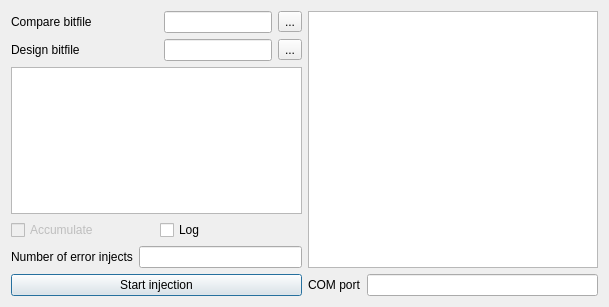
This is ErrorInjectionSource/GUI/BitstreamErrorInjector.ui in TM90/ErrorInjection as Qt 5 draws it before an edit. The edited form follows.
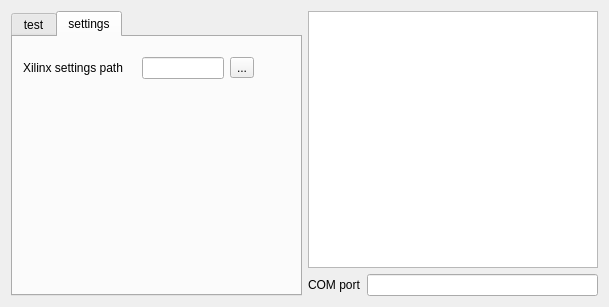
This is the edited form.

Commit message: -- added settings tab for xilinx path selection

```diff
--- a/ErrorInjectionSource/GUI/BitstreamErrorInjector.ui
+++ b/ErrorInjectionSource/GUI/BitstreamErrorInjector.ui
@@ -15,7 +15,15 @@
   </property>
   <layout class="QHBoxLayout" name="horizontalLayout_7">
    <item>
-    <layout class="QHBoxLayout" name="horizontalLayout_6">
+    <widget class="QTabWidget" name="tabWidget">
+     <property name="currentIndex">
+      <number>1</number>
+     </property>
+     <widget class="QWidget" name="tab">
+      <attribute name="title">
+       <string>test</string>
+      </attribute>
+      <layout class="QHBoxLayout" name="horizontalLayout_8">
      <item>
       <layout class="QVBoxLayout" name="verticalLayout">
        <item>
@@ -34,8 +42,8 @@
            </property>
            <property name="sizeHint" stdset="0">
             <size>
-             <width>40</width>
-             <height>20</height>
+               <width>13</width>
+               <height>17</height>
             </size>
            </property>
           </spacer>
@@ -133,6 +141,61 @@
        </item>
       </layout>
      </item>
+      </layout>
+      <zorder></zorder>
+      <zorder></zorder>
+     </widget>
+     <widget class="QWidget" name="tab_2">
+      <attribute name="title">
+       <string>settings</string>
+      </attribute>
+      <widget class="QWidget" name="">
+       <property name="geometry">
+        <rect>
+         <x>10</x>
+         <y>20</y>
+         <width>231</width>
+         <height>22</height>
+        </rect>
+       </property>
+       <layout class="QHBoxLayout" name="horizontalLayout_9">
+        <item>
+         <widget class="QLabel" name="label_5">
+          <property name="text">
+           <string>Xilinx settings path</string>
+          </property>
+         </widget>
+        </item>
+        <item>
+         <spacer name="horizontalSpacer_3">
+          <property name="orientation">
+           <enum>Qt::Horizontal</enum>
+          </property>
+          <property name="sizeHint" stdset="0">
+           <size>
+            <width>40</width>
+            <height>20</height>
+           </size>
+          </property>
+         </spacer>
+        </item>
+        <item>
+         <widget class="QLineEdit" name="lineEdit_Path"/>
+        </item>
+        <item>
+         <widget class="QToolButton" name="Path">
+          <property name="text">
+           <string>...</string>
+          </property>
+         </widget>
+        </item>
+       </layout>
+      </widget>
+     </widget>
+    </widget>
+   </item>
+   <item>
+    <layout class="QHBoxLayout" name="horizontalLayout_6">
      <item>
       <layout class="QVBoxLayout" name="verticalLayout_2">
        <item>
```
Lines whose indentation alone changed are shown as unchanged. The commit also changes 2 other files.
